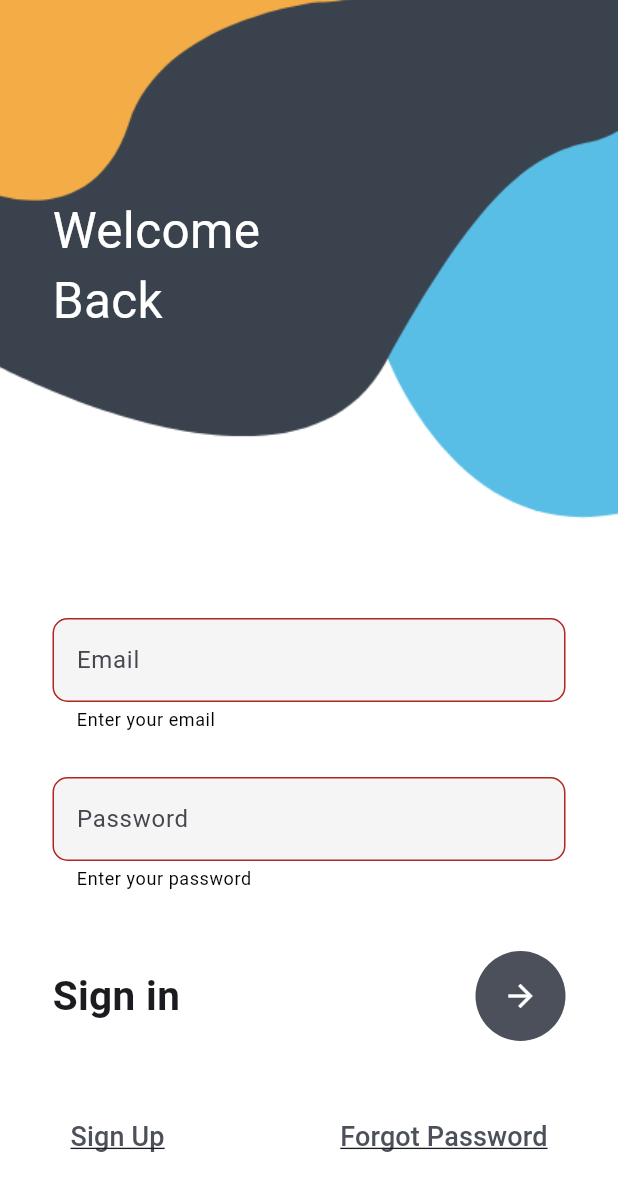
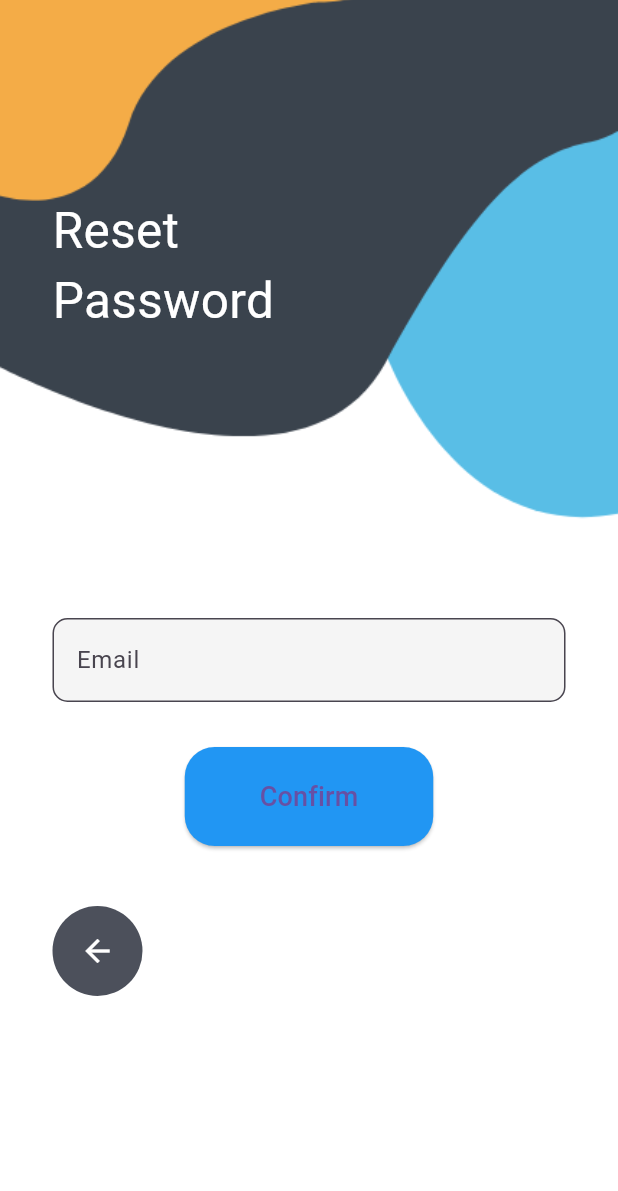
Before and after one commit to PhamThanhTuan0215/Flutter-Learning-English-Application, a Flutter app: the screen it shows after launch, after a tap on the "arrow forward" icon, after a tap on "Forgot Password", on a phone screen of 412 x 824 dp. Shown: the top 1191 px of the screen. Run offline on Flutter 3.47's test engine with Material 3 defaults, Android fonts, the phone set to English and light mode, and no system bars; our stand-ins replace flip_card, font_awesome_flutter, jwt_decoder, shared_preferences, websafe_svg.

Commit message:
flashCard

```diff
--- a/lib/config.dart
+++ b/lib/config.dart
@@ -1,3 +1,4 @@
 final url = 'http://192.168.1.7:9000';
 final registration = url + '/accounts/register';
 final login = url + '/accounts/login';
+final reset = url + '/accounts/reset';
--- /dev/null
+++ b/lib/flashCard/all_constants.dart
@@ -0,0 +1,6 @@
+import 'package:flutter/material.dart';
+
+const mainColor = Colors.blue;
+
+const cardTextStyle = TextStyle(fontSize: 20, letterSpacing: 1.0);
+const otherTextStyle = TextStyle(fontSize: 15);
--- /dev/null
+++ b/lib/forgotPassword.dart
@@ -0,0 +1,160 @@
+import 'dart:convert';
+
+import 'package:application_learning_english/loginPage.dart';
+import 'package:flutter/material.dart';
+import 'package:http/http.dart' as http;
+import 'config.dart';
+import 'Homepage.dart';
+import 'package:shared_preferences/shared_preferences.dart';
+import 'loading_overlay.dart';
+
+class ForgotPassword extends StatefulWidget {
+  const ForgotPassword({Key? key}) : super(key: key);
+
+  @override
+  _ForgotPasswordState createState() => _ForgotPasswordState();
+}
+
+class _ForgotPasswordState extends State<ForgotPassword> {
+  TextEditingController emailController = TextEditingController();
+  bool _isNotValidate = false;
+  bool _isLoading = false;
+
+  void resetPassword() async {
+    setState(() {
+      _isLoading = true;
+    });
+    if (emailController.text.isNotEmpty) {
+      var reqBody = {
+        'email': emailController.text,
+      };
+
+      var res = await http.post(Uri.parse(reset),
+          headers: {'Content-Type': 'application/json'},
+          body: jsonEncode(reqBody));
+
+      var jsonResponse = jsonDecode(res.body);
+      setState(() {
+        _isLoading = false;
+      });
+
+      if (jsonResponse['code'] == 0) {
+        Navigator.push(
+            context, MaterialPageRoute(builder: (context) => MyLogin()));
+      } else {
+        print(jsonResponse['message']);
+      }
+    } else {
+      setState(() {
+        _isNotValidate = true;
+        _isLoading = false;
+      });
+    }
+  }
+
+  @override
+  @override
+  Widget build(BuildContext context) {
+    return Container(
+      decoration: BoxDecoration(
+        image: DecorationImage(
+            image: AssetImage('assets/login.png'), fit: BoxFit.cover),
+      ),
+      child: Scaffold(
+        backgroundColor: Colors.transparent,
+        body: LoadingOverlay(
+          isLoading: _isLoading,
+          child: Stack(
+            children: [
+              Container(),
+              Container(
+                padding: EdgeInsets.only(left: 35, top: 130),
+                child: Text(
+                  'Reset\nPassword',
+                  style: TextStyle(color: Colors.white, fontSize: 33),
+                ),
+              ),
+              SingleChildScrollView(
+                child: Container(
+                  padding: EdgeInsets.only(
+                      top: MediaQuery.of(context).size.height * 0.5),
+                  child: Column(
+                    crossAxisAlignment: CrossAxisAlignment.start,
+                    children: [
+                      Container(
+                        margin: EdgeInsets.only(left: 35, right: 35),
+                        child: Column(
+                          children: [
+                            TextField(
+                              controller: emailController,
+                              style: TextStyle(color: Colors.black),
+                              decoration: InputDecoration(
+                                  fillColor: Colors.grey.shade100,
+                                  filled: true,
+                                  errorStyle: TextStyle(color: Colors.black),
+                                  errorText: _isNotValidate
+                                      ? "Enter your email"
+                                      : null,
+                                  hintText: "Email",
+                                  border: OutlineInputBorder(
+                                    borderRadius: BorderRadius.circular(10),
+                                  )),
+                            ),
+                            SizedBox(height: 30),
+                            Align(
+                              alignment: Alignment.center,
+                              child: ElevatedButton(
+                                onPressed: () {
+                                  resetPassword();
+                                },
+                                style: ElevatedButton.styleFrom(
+                                  backgroundColor:
+                                      Colors.blue, // Màu nền của nút
+                                  padding: EdgeInsets.symmetric(
+                                      horizontal: 50,
+                                      vertical: 20), // Kích thước nút
+                                  shape: RoundedRectangleBorder(
+                                    borderRadius:
+                                        BorderRadius.circular(20), // Bo góc
+                                  ),
+                                ),
+                                child: Text(
+                                  'Confirm',
+                                  style: TextStyle(fontSize: 18),
+                                ),
+                              ),
+                            ),
+                            SizedBox(height: 40),
+                            Row(
+                              mainAxisAlignment: MainAxisAlignment.spaceBetween,
+                              children: [
+                                CircleAvatar(
+                                  radius: 30,
+                                  backgroundColor: Color(0xff4c505b),
+                                  child: IconButton(
+                                    color: Colors.white,
+                                    onPressed: () {
+                                      Navigator.push(
+                                          context,
+                                          MaterialPageRoute(
+                                              builder: (context) => MyLogin()));
+                                    },
+                                    icon: Icon(Icons.arrow_back),
+                                  ),
+                                ),
+                              ],
+                            ),
+                          ],
+                        ),
+                      )
+                    ],
+                  ),
+                ),
+              ),
+            ],
+          ),
+        ),
+      ),
+    );
+  }
+}
--- a/lib/loginPage.dart
+++ b/lib/loginPage.dart
@@ -1,5 +1,6 @@
 import 'dart:convert';
 
+import 'package:application_learning_english/forgotPassword.dart';
 import 'package:flutter/material.dart';
 import 'package:http/http.dart' as http;
 import 'config.dart';
@@ -33,6 +34,9 @@ class _MyLoginState extends State<MyLogin> {
   }
 
   void loginUser() async {
+    setState(() {
+      _isLoading = true;
+    });
     if (emailController.text.isNotEmpty && passwordController.text.isNotEmpty) {
       var reqBody = {
         'email': emailController.text,
@@ -177,7 +181,13 @@ class _MyLoginState extends State<MyLogin> {
                                   style: ButtonStyle(),
                                 ),
                                 TextButton(
-                                    onPressed: () {},
+                                    onPressed: () {
+                                      Navigator.push(
+                                          context,
+                                          MaterialPageRoute(
+                                              builder: (context) =>
+                                                  ForgotPassword()));
+                                    },
                                     child: Text(
                                       'Forgot Password',
                                       style: TextStyle(
--- a/lib/main.dart
+++ b/lib/main.dart
@@ -1,9 +1,12 @@
+import "package:application_learning_english/flashCard.dart";
+import "package:application_learning_english/forgotPassword.dart";
 import "package:application_learning_english/loginPage.dart";
 import "package:application_learning_english/registration.dart";
 import "package:flutter/material.dart";
 import "package:jwt_decoder/jwt_decoder.dart";
 import "package:shared_preferences/shared_preferences.dart";
 import 'Homepage.dart';
+import 'profile.dart';
 
 // void main() async {
 //   runApp(MaterialApp(
@@ -40,7 +43,7 @@ class MyApp extends StatelessWidget {
           visualDensity: VisualDensity.adaptivePlatformDensity,
         ),
         home: (token != null && JwtDecoder.isExpired(token) == false)
-            ? HomeScreen()
+            ? FlashCard()
             : MyLogin());
   }
 }
--- a/pubspec.yaml
+++ b/pubspec.yaml
@@ -38,6 +38,8 @@ dependencies:
     websafe_svg: ^3.0.1+1
     shared_preferences: ^2.2.3
     jwt_decoder: ^2.0.1
+    flip_card: ^0.7.0
+    font_awesome_flutter: ^10.7.0
 
 dev_dependencies:
     flutter_test:
```
Also changed, not shown: lib/flashCard.dart (added, +131 -0 lines), lib/flashCard/ques_ans_file.dart (added, +42 -0 lines), lib/flashCard/reusable_card.dart (added, +26 -0 lines), lib/profile.dart (added, +244 -0 lines), pubspec.lock.
